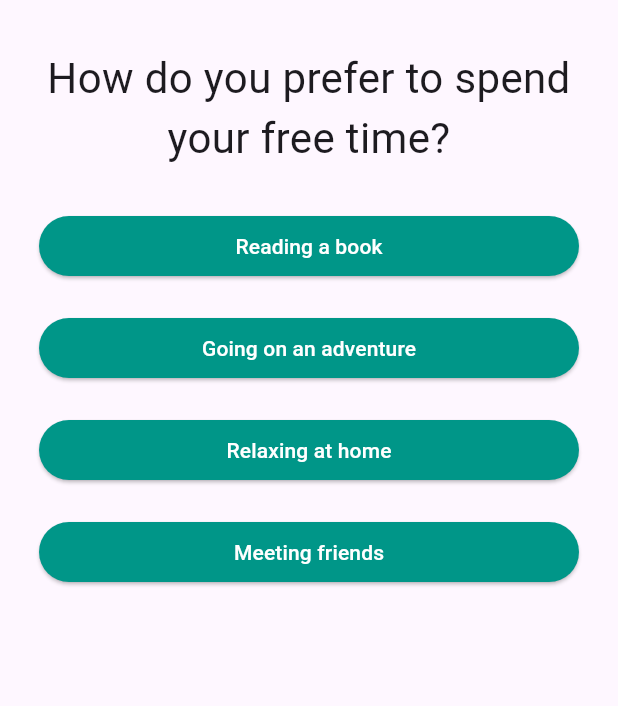
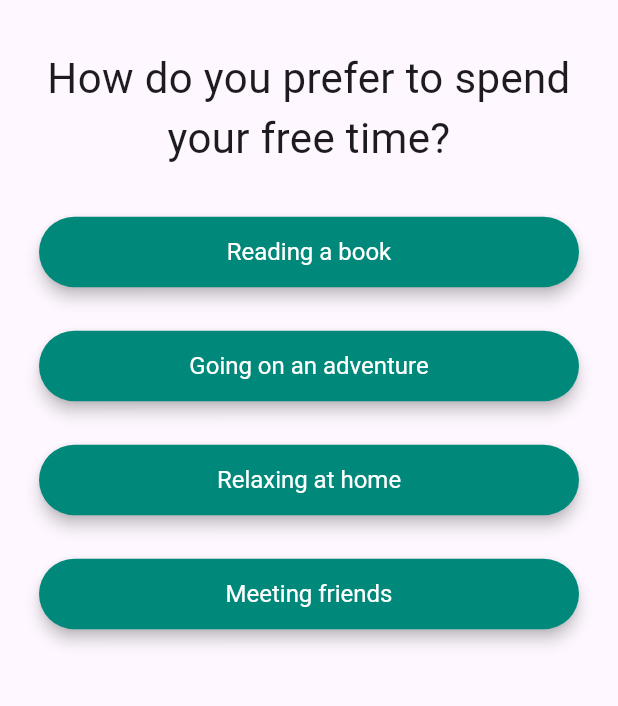
Before and after one commit to NovaLogics/skills-training-flutter-dart, a Flutter app: the screen it shows after launch, on a phone screen of 412 x 824 dp, the part 63-769 px from its top. Run offline on Flutter 3.47's test engine with Material 3 defaults, Android fonts, the phone set to English and light mode, and no system bars.

Commit message:
feat [ui]: Stage 3 - Update Answer UI style

```diff
--- a/lib/answer.dart
+++ b/lib/answer.dart
@@ -10,15 +10,19 @@ class Answer extends StatelessWidget {
   Widget build(BuildContext context) {
     return Container(
       width: double.infinity,
-      margin: const EdgeInsets.fromLTRB(24.0, 8.0, 24.0, 8.0),
+      margin: const EdgeInsets.fromLTRB(24.0, 12.0, 24.0, 12.0),
       padding: const EdgeInsets.all(2.0),
       child: ElevatedButton(
         child: Text(answerText),
         onPressed: selectHandler,
         style: ElevatedButton.styleFrom(
-          primary: Colors.teal,
-          onPrimary: Colors.white,
-        ),
+            primary: Colors.teal[600],
+            onPrimary: Colors.white,
+            elevation: 4.0,
+            padding: const EdgeInsets.all(14.0),
+            textStyle: const TextStyle(
+              fontSize: 16.0,
+            )),
       ),
     );
   }
```
